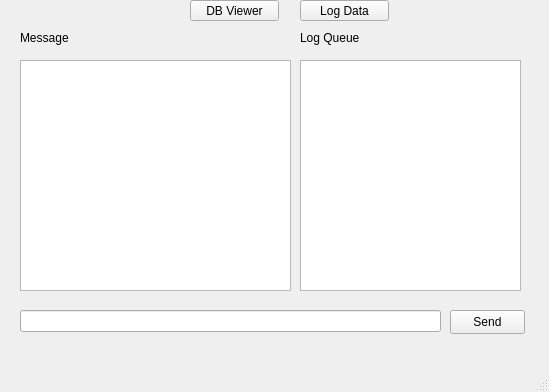
Old version of the form RHJ/mainwindow.ui in the repository heejin5484/Veda_Mini2.
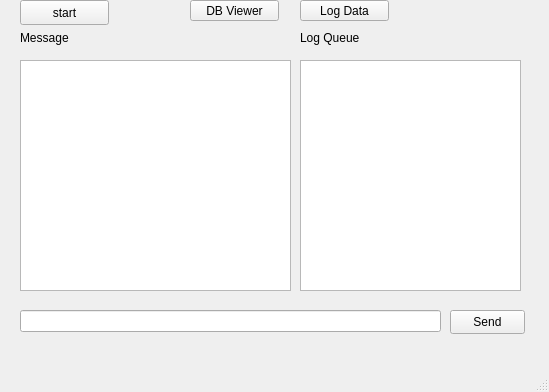
New version of the form.

```diff
--- a/RHJ/mainwindow.ui
+++ b/RHJ/mainwindow.ui
@@ -118,6 +118,19 @@
      <string>DB Viewer</string>
     </property>
    </widget>
+   <widget class="QPushButton" name="startButton">
+    <property name="geometry">
+     <rect>
+      <x>20</x>
+      <y>0</y>
+      <width>89</width>
+      <height>25</height>
+     </rect>
+    </property>
+    <property name="text">
+     <string>start</string>
+    </property>
+   </widget>
   </widget>
   <widget class="QMenuBar" name="menubar">
    <property name="geometry">
```
Left out of the diff: 4 changed lines with no effect on the pictures.
